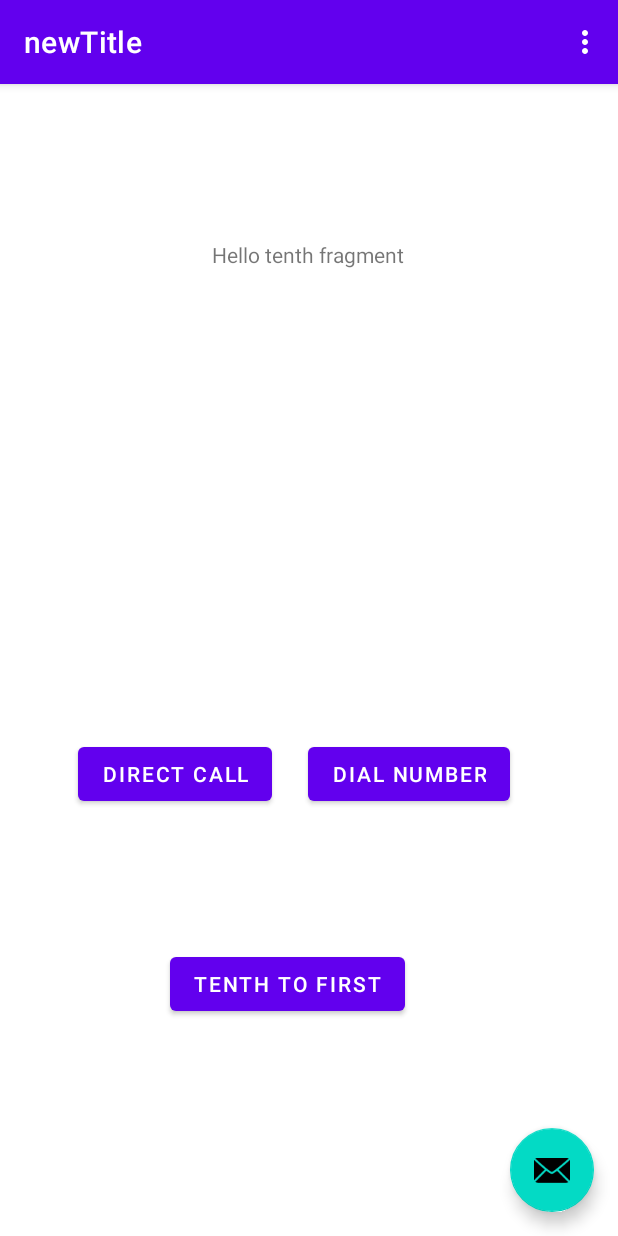
After one commit to HitomiHoshi/testingandroidjava, an Android app: the TenthFragment screen opened through its navigation route, on a phone screen of 412 x 824 dp. The commit adds this screen. Run offline under Robolectric (Android 15) with nearby library versions, the phone set to English and light mode, and no system bars; network calls fail.

Commit message:
direct call

```diff
--- a/app/src/main/AndroidManifest.xml
+++ b/app/src/main/AndroidManifest.xml
@@ -9,6 +9,7 @@
     <uses-permission android:name="android.permission.BLUETOOTH_ADMIN"/>
     <uses-permission android:name="android.permission.ACCESS_FINE_LOCATION" />
     <uses-permission android:name="android.permission.ACCESS_COARSE_LOCATION" />
+    <uses-permission android:name="android.permission.CALL_PHONE" />
 
     <!-- Required only if your app is available to BLE-capable devices only. ps: change to false if vice-versa -->
     <uses-feature android:name="android.hardware.bluetooth_le" android:required="true"/>
--- a/app/src/main/java/com/example/testingandroidjava/activity/SeventhFragment.java
+++ b/app/src/main/java/com/example/testingandroidjava/activity/SeventhFragment.java
@@ -60,7 +60,7 @@ public class SeventhFragment extends Fragment {
             @Override
             public void onClick(View view) {
                 NavHostFragment.findNavController(SeventhFragment.this)
-                        .navigate(R.id.action_seventhFragment_to_sixthFragment);
+                        .navigate(R.id.action_seventhFragment_to_eightFragment);
             }
         });
     }
--- /dev/null
+++ b/app/src/main/java/com/example/testingandroidjava/activity/TenthFragment.java
@@ -0,0 +1,67 @@
+package com.example.testingandroidjava.activity;
+
+import android.content.Intent;
+import android.net.Uri;
+import android.os.Bundle;
+import android.view.LayoutInflater;
+import android.view.View;
+import android.view.ViewGroup;
+import android.widget.Button;
+
+import androidx.annotation.NonNull;
+import androidx.fragment.app.Fragment;
+import androidx.navigation.fragment.NavHostFragment;
+
+import com.example.testingandroidjava.FirstFragment;
+import com.example.testingandroidjava.R;
+
+public class TenthFragment extends Fragment {
+
+    Button directCall, dial;
+
+    @Override
+    public View onCreateView(
+            LayoutInflater inflater, ViewGroup container,
+            Bundle savedInstanceState
+    ) {
+        // Inflate the layout for this fragment
+        return inflater.inflate(R.layout.fragment_tenth, container, false);
+    }
+
+    public void onViewCreated(@NonNull View view, Bundle savedInstanceState) {
+        super.onViewCreated(view, savedInstanceState);
+
+        directCall = view.findViewById(R.id.direct_call_button);
+        dial = view.findViewById(R.id.dial_button);
+
+        view.findViewById(R.id.button_tenth).setOnClickListener(new View.OnClickListener() {
+            @Override
+            public void onClick(View view) {
+                NavHostFragment.findNavController(TenthFragment.this)
+                        .navigate(R.id.action_tenthFragment_to_sixthFragment);
+            }
+        });
+
+        directCall.setOnClickListener(new View.OnClickListener() {
+            @Override
+            public void onClick(View view) {
+
+//                NOTE: FOR DIRECT CALL FROM APP
+                Intent callIntent = new Intent(Intent.ACTION_CALL);
+                callIntent.setData(Uri.parse("tel:0179530002"));//change the number
+                startActivity(callIntent);
+            }
+        });
+
+        dial.setOnClickListener(new View.OnClickListener() {
+            @Override
+            public void onClick(View view) {
+//                NOTE: DIRECT TO DIAL PAGE
+                Uri number = Uri.parse("tel:017953002");
+                Intent callIntent = new Intent(Intent.ACTION_DIAL, number);
+                startActivity(callIntent);
+
+            }
+        });
+    }
+}
--- a/app/src/main/res/layout/fragment_seventh.xml
+++ b/app/src/main/res/layout/fragment_seventh.xml
@@ -11,7 +11,7 @@
         android:layout_width="wrap_content"
         android:layout_height="wrap_content"
         android:layout_marginBottom="132dp"
-        android:text="@string/seventh_to_first"
+        android:text="@string/seventh_to_eight"
         app:layout_constraintBottom_toBottomOf="parent"
         app:layout_constraintEnd_toEndOf="parent"
         app:layout_constraintStart_toStartOf="parent" />
--- /dev/null
+++ b/app/src/main/res/layout/fragment_tenth.xml
@@ -0,0 +1,56 @@
+<?xml version="1.0" encoding="utf-8"?>
+<androidx.constraintlayout.widget.ConstraintLayout xmlns:android="http://schemas.android.com/apk/res/android"
+    xmlns:app="http://schemas.android.com/apk/res-auto"
+    xmlns:tools="http://schemas.android.com/tools"
+    android:layout_width="match_parent"
+    android:layout_height="match_parent"
+    tools:context=".activity.TenthFragment">
+
+    <TextView
+        android:id="@+id/textView5"
+        android:layout_width="wrap_content"
+        android:layout_height="wrap_content"
+        android:layout_marginTop="104dp"
+        android:text="@string/hello_tenth_fragment"
+        app:layout_constraintEnd_toEndOf="parent"
+        app:layout_constraintHorizontal_bias="0.498"
+        app:layout_constraintStart_toStartOf="parent"
+        app:layout_constraintTop_toTopOf="parent" />
+
+    <Button
+        android:id="@+id/direct_call_button"
+        android:layout_width="wrap_content"
+        android:layout_height="wrap_content"
+        android:layout_marginStart="52dp"
+        android:layout_marginBottom="92dp"
+        android:text="@string/direct_call"
+        app:layout_constraintBottom_toTopOf="@+id/button_tenth"
+        app:layout_constraintStart_toStartOf="parent"
+        app:layout_constraintTop_toBottomOf="@+id/textView5"
+        app:layout_constraintVertical_bias="1.0" />
+
+    <Button
+        android:id="@+id/dial_button"
+        android:layout_width="wrap_content"
+        android:layout_height="wrap_content"
+        android:layout_marginEnd="72dp"
+        android:layout_marginBottom="92dp"
+        android:text="@string/dial"
+        app:layout_constraintBottom_toTopOf="@+id/button_tenth"
+        app:layout_constraintEnd_toEndOf="parent"
+        app:layout_constraintHorizontal_bias="1.0"
+        app:layout_constraintStart_toEndOf="@+id/direct_call_button"
+        app:layout_constraintTop_toBottomOf="@+id/textView5"
+        app:layout_constraintVertical_bias="1.0" />
+
+    <Button
+        android:id="@+id/button_tenth"
+        android:layout_width="wrap_content"
+        android:layout_height="wrap_content"
+        android:layout_marginBottom="144dp"
+        android:text="@string/tenth_to_first"
+        app:layout_constraintBottom_toBottomOf="parent"
+        app:layout_constraintEnd_toEndOf="parent"
+        app:layout_constraintHorizontal_bias="0.443"
+        app:layout_constraintStart_toStartOf="parent" />
+</androidx.constraintlayout.widget.ConstraintLayout>
--- a/app/src/main/res/navigation/nav_graph.xml
+++ b/app/src/main/res/navigation/nav_graph.xml
@@ -67,7 +67,34 @@
         android:label="fragment_seventh"
         tools:layout="@layout/fragment_seventh" >
         <action
-            android:id="@+id/action_seventhFragment_to_sixthFragment"
+            android:id="@+id/action_seventhFragment_to_eightFragment"
+            app:destination="@id/eightFragment" />
+    </fragment>
+    <fragment
+        android:id="@+id/eightFragment"
+        android:name="com.example.testingandroidjava.activity.EightFragment"
+        android:label="fragment_eighth"
+        tools:layout="@layout/fragment_eighth" >
+        <action
+            android:id="@+id/action_eightFragment_to_ninethFragment"
+            app:destination="@id/ninethFragment" />
+    </fragment>
+    <fragment
+        android:id="@+id/ninethFragment"
+        android:name="com.example.testingandroidjava.activity.NinethFragment"
+        android:label="fragment_nineth"
+        tools:layout="@layout/fragment_nineth" >
+        <action
+            android:id="@+id/action_ninethFragment_to_tenthFragment"
+            app:destination="@id/tenthFragment" />
+    </fragment>
+    <fragment
+        android:id="@+id/tenthFragment"
+        android:name="com.example.testingandroidjava.activity.TenthFragment"
+        android:label="fragment_tenth"
+        tools:layout="@layout/fragment_tenth" >
+        <action
+            android:id="@+id/action_tenthFragment_to_sixthFragment"
             app:destination="@id/sixthFragment" />
     </fragment>
 </navigation>
--- a/app/src/main/res/values/strings.xml
+++ b/app/src/main/res/values/strings.xml
@@ -13,12 +13,22 @@
     <string name="fourth_to_fifth">Fourth To Fifth</string>
     <string name="fifth_to_sixth">Fifth To Sixth</string>
     <string name="sixth_to_seventh">Sixth To Seventh</string>
-    <string name="seventh_to_first">Seventh To First</string>
+    <string name="seventh_to_eight">Seventh To Eighth</string>
+    <string name="eight_to_nineth">Eighth To Nineth</string>
+    <string name="nineth_to_tenth">Nineth To Tenth</string>
+    <string name="tenth_to_first">Tenth To First</string>
 
     <string name="request_http">Request HTTP</string>
     <string name="generate_qrcode">Generate QR Code</string>
     <string name="scan_ble">Scan Ble</string>
     <string name="byte_to_hex">byte to hex</string>
+    <string name="random">random</string>
+    <string name="utc">utc: dd/mm/yyyy hh:mm:ss</string>
+    <string name="local">local: dd/mm/yyyy hh:mm:ss</string>
+    <string name="now">now: dd/mm/yyyy hh:mm:ss</string>
+    <string name="convert">convert</string>
+    <string name="direct_call">direct call</string>
+    <string name="dial">Dial Number</string>
 
     <string name="hello_first_fragment">Hello first fragment</string>
     <string name="hello_second_fragment">Hello second fragment. Arg: %1$s</string>
@@ -27,4 +37,7 @@
     <string name="hello_fifth_fragment">Hello fifth fragment</string>
     <string name="hello_sixth_fragment">Hello sixth fragment</string>
     <string name="hello_seventh_fragment">Hello seventh fragment</string>
+    <string name="hello_eight_fragment">Hello eight fragment</string>
+    <string name="hello_nineth_fragment">Hello nineth fragment</string>
+    <string name="hello_tenth_fragment">Hello tenth fragment</string>
 </resources>
```
Also changed, not shown: app/src/main/java/com/example/testingandroidjava/RandomNumListAdapter.java (added, +41 -0 lines), app/src/main/java/com/example/testingandroidjava/RecyclerViewHolder.java (added, +20 -0 lines), app/src/main/java/com/example/testingandroidjava/activity/EightFragment.java (added, +47 -0 lines), app/src/main/java/com/example/testingandroidjava/activity/NinethFragment.java (added, +89 -0 lines), app/src/main/res/layout/fragment_eighth.xml (added, +26 -0 lines), app/src/main/res/layout/fragment_nineth.xml (added, +76 -0 lines), app/src/main/res/layout/frame_text_view.xml (added, +11 -0 lines).
